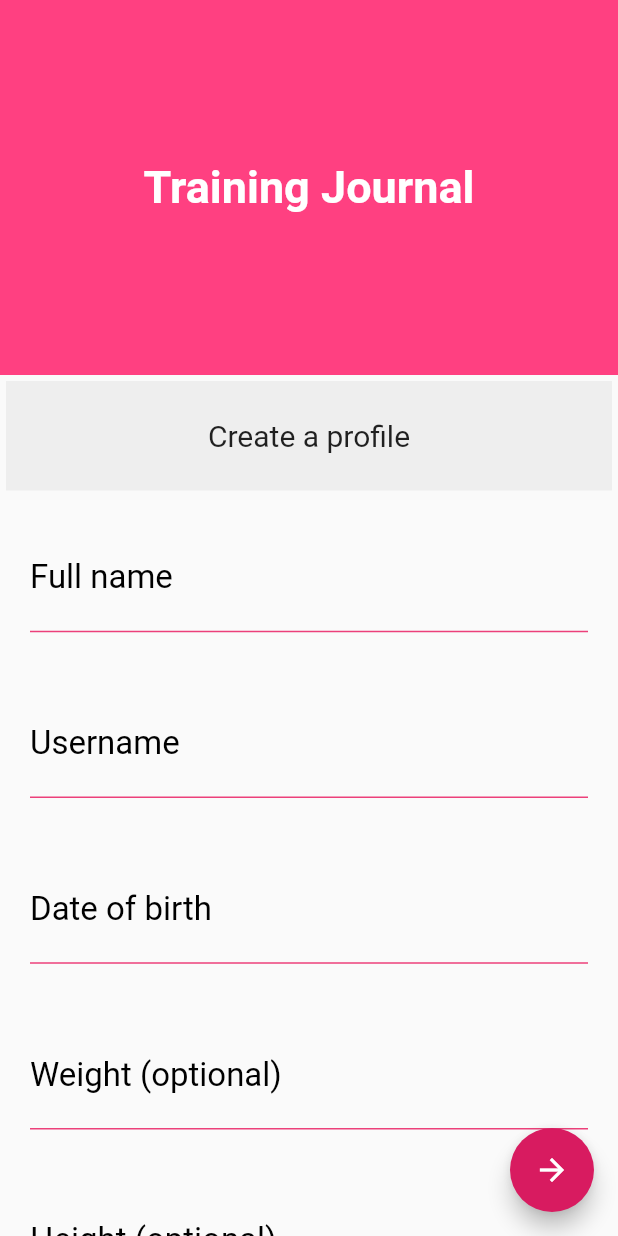
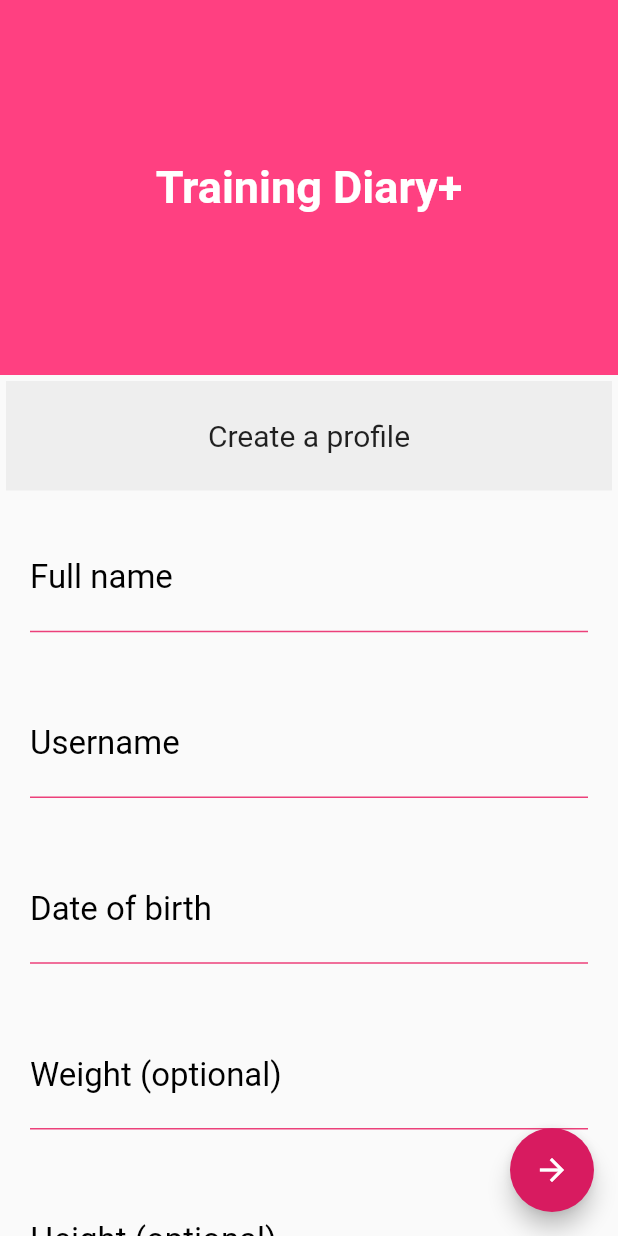
Before and after one commit to clarky2233/training-diary, a Flutter app: the screen it shows after launch, on a phone screen of 412 x 824 dp. Run offline on Flutter 3.47's test engine with Material 2 defaults, Android fonts, the phone set to English and light mode, and no system bars; our stand-ins replace charts_flutter, flutter_spinkit, month_picker_dialog, smooth_star_rating, sqflite; missing offline and left inert: date_util, flutter_mailer, flutter_star_rating, sqflite_porter; accounts and stored records are empty.

Commit message:
Fixed title on create_profile, disabled back button on all screens

```diff
--- a/lib/pages/create_profile.dart
+++ b/lib/pages/create_profile.dart
@@ -39,7 +39,7 @@ class _CreateProfileState extends State<CreateProfile> {
                   color: Colors.pinkAccent,
                   child: Center(
                     child: Text(
-                      "Training Journal",
+                      "Training Diary+",
                       textAlign: TextAlign.center,
                       style: TextStyle(
                         fontSize: 30,
```
Also changed, not shown: lib/custom_widgets/Home_Page/more_info.dart (+10 -4 lines), lib/pages/stats_page.dart (+9 -2 lines).
